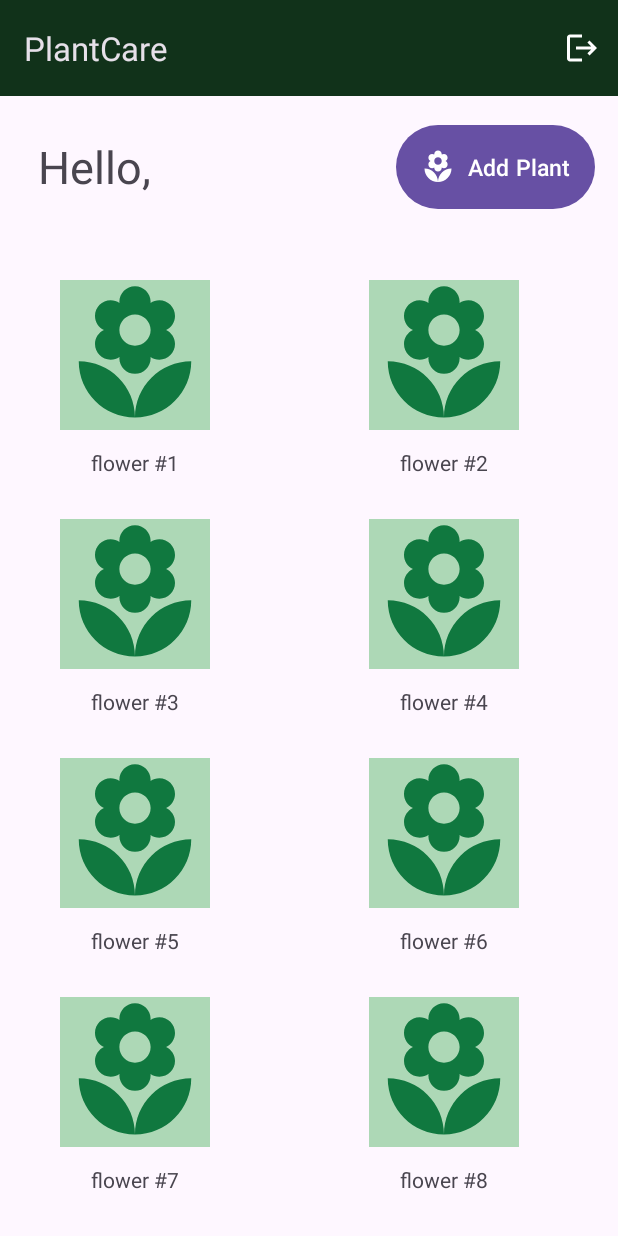
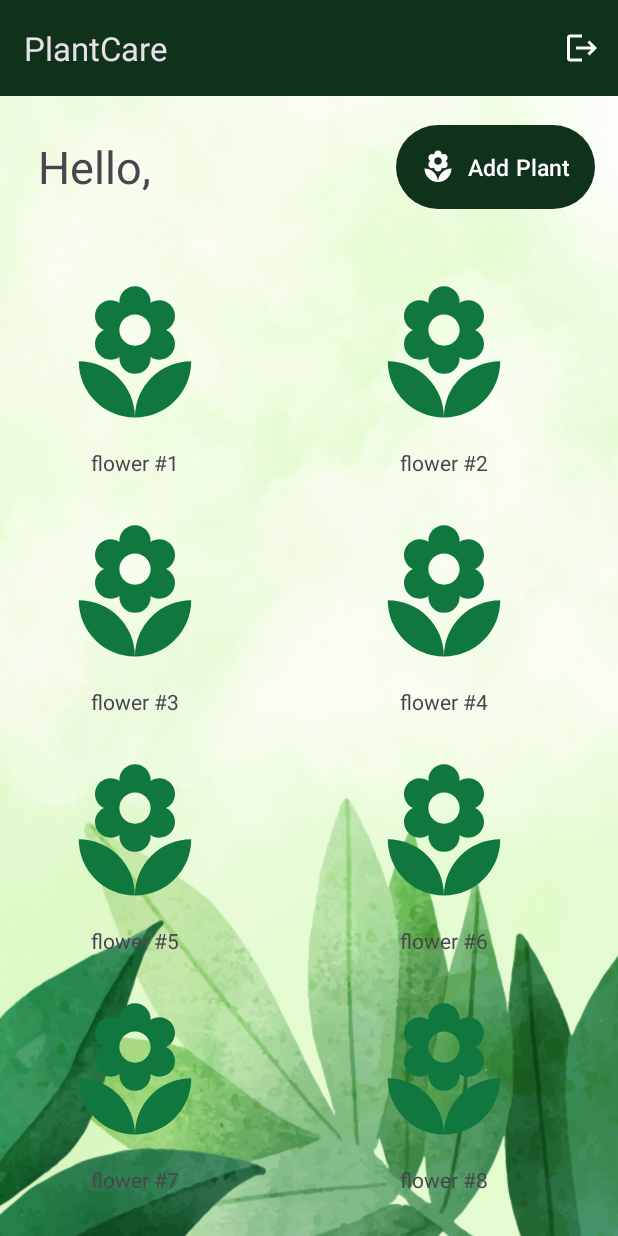
Before and after one commit to CMPT362-PlantCare/PlantCare, an Android app: the screen it shows after launch once a user with an empty profile is signed in (DashboardActivity), on a phone screen of 412 x 824 dp. Run offline under Robolectric (Android 15) with nearby library versions, the phone set to English and light mode, and no system bars; our stand-ins replace Firebase (no records; nobody signed in at launch, a user with empty details on screens opened directly).

```diff
--- a/app/src/main/java/com/example/plantcare/DashboardActivity.kt
+++ b/app/src/main/java/com/example/plantcare/DashboardActivity.kt
@@ -32,10 +32,10 @@ class DashboardActivity : AppCompatActivity() {
 
         userEmail = intent.getStringExtra(getString(R.string.user_email_intent_tag))!!.substringBefore('@')
 
-        binding.greetingTextView.text = "Hello, " + this.userEmail
+        binding.greetingTextView.text = getString(R.string.greeting_message, userEmail)
 
-        gridView = findViewById(R.id.gridView)
-        addButton = findViewById(R.id.addButton)
+        gridView =  binding.gridView
+        addButton = binding.addButton
 
         /* SAMPLE ARRAYS */
         val imageSet = arrayOf(R.drawable.flower_icon_green, R.drawable.flower_icon_green, R.drawable.flower_icon_green, R.drawable.flower_icon_green,
--- a/app/src/main/res/layout/activity_dashboard.xml
+++ b/app/src/main/res/layout/activity_dashboard.xml
@@ -5,7 +5,8 @@
     android:layout_width="match_parent"
     android:layout_height="match_parent"
     tools:context=".DashboardActivity"
-    android:orientation="vertical">
+    android:orientation="vertical"
+    android:background="@drawable/leaves_bg">
 
     <androidx.appcompat.widget.Toolbar
         android:id="@+id/dashboard_toolbar"
@@ -31,14 +32,16 @@
             android:gravity="start"
             android:layout_weight="1"/>
 
-        <Button
+        <Button app:backgroundTint="@color/dark_green"
             android:id="@+id/addButton"
             android:layout_width="wrap_content"
             android:layout_height="wrap_content"
             android:padding="16dp"
             android:drawableLeft="@drawable/flower_icon_white"
             android:textSize="15sp"
-            android:text="@string/add_button" />
+            android:text="@string/add_button"
+            android:textColor="@color/white"/>
+
     </LinearLayout>
 
     <GridView
--- a/app/src/main/res/layout/activity_dashboard_grid_item.xml
+++ b/app/src/main/res/layout/activity_dashboard_grid_item.xml
@@ -10,8 +10,7 @@
         android:layout_marginStart="40dp"
         android:layout_marginTop="28dp"
         android:layout_alignParentStart="true"
-        android:layout_alignParentTop="true"
-        android:background="@color/mint_green"/>
+        android:layout_alignParentTop="true"/>
 
     <TextView
         android:id="@+id/textView"
--- a/app/src/main/res/values/colors.xml
+++ b/app/src/main/res/values/colors.xml
@@ -3,5 +3,4 @@
     <color name="black">#FF000000</color>
     <color name="white">#FFFFFFFF</color>
     <color name="dark_green">#11321A</color>
-    <color name="mint_green">#ADD8B6</color>
 </resources>
--- a/app/src/main/res/values/strings.xml
+++ b/app/src/main/res/values/strings.xml
@@ -14,6 +14,7 @@
     <string name="not_registered_yet_sign_up"><b>Not Registered Yet? <u>Sign Up</u></b></string>
 
     <!-- DASHBOARD ACTIVITY -->
+    <string name="greeting_message">Hello, %s</string>
     <string name="add_button">Add Plant</string>
 
 </resources>
```
Also changed, not shown: app/src/main/res/drawable/leaves_bg.png (added).
